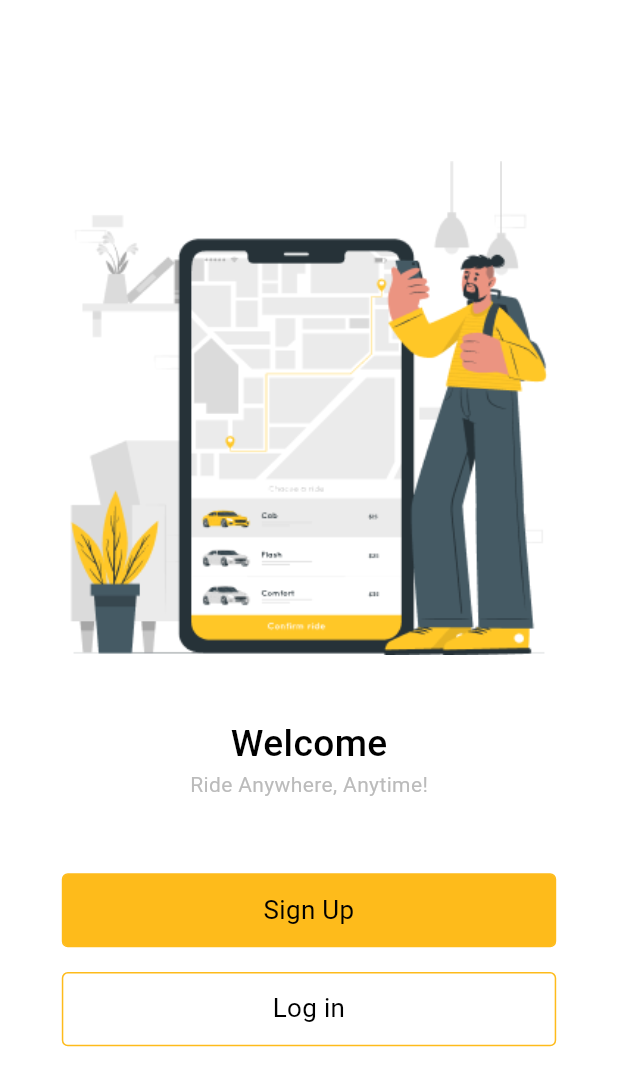
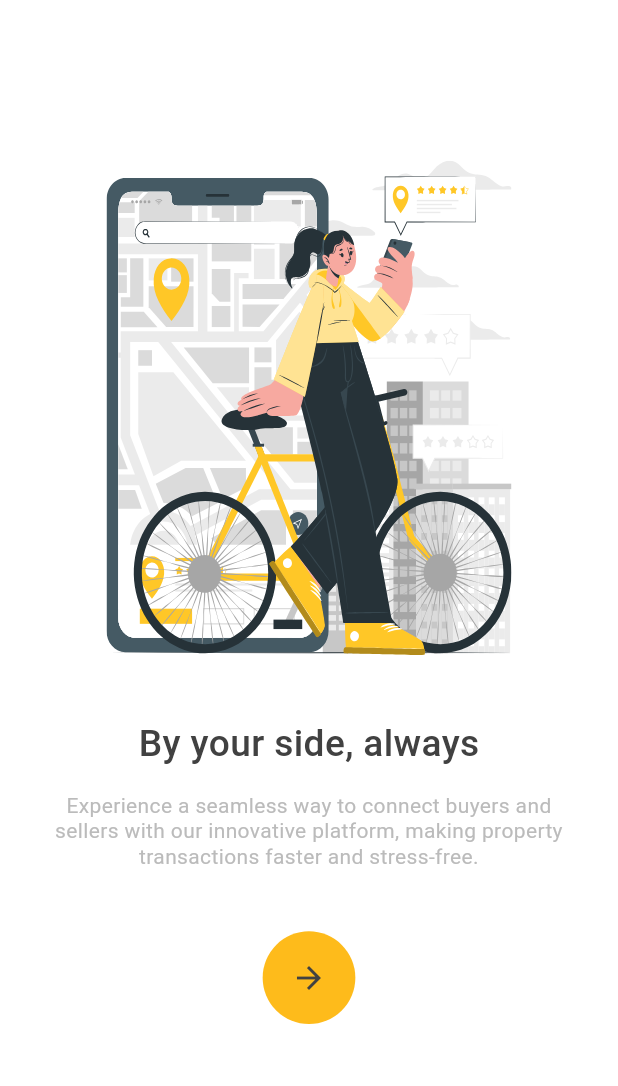
Before and after one commit to Cyber-Nut/GoSri, a Flutter app: the screen it shows after launch, on a phone screen of 412 x 824 dp. Shown: the top 1086 px of the screen. Run offline on Flutter 3.47's test engine with Material 3 defaults, Android fonts, the phone set to English and light mode, and no system bars; our stand-ins replace dropdown_textfield, flutter_svg, pinput, roundcheckbox.

Commit message:
Added the intro pages

```diff
--- a/lib/presentation/authentication_screens/set_password_screen.dart
+++ b/lib/presentation/authentication_screens/set_password_screen.dart
@@ -129,8 +129,7 @@ class __SetPasswordScreenState extends State<SetPasswordScreen> {
                       height: MediaQuery.of(context).size.height * 0.055,
                       width: MediaQuery.of(context).size.width * 0.9,
                       decoration: BoxDecoration(
-                        border:
-                            Border.all(color: AppColors.surface, width: 0.7),
+                        border: Border.all(color: AppColors.surface, width: 1),
                         borderRadius: BorderRadius.circular(3),
                       ),
                       child: TextFormField(
--- a/lib/presentation/authentication_screens/signin_screen.dart
+++ b/lib/presentation/authentication_screens/signin_screen.dart
@@ -1,4 +1,3 @@
-import 'package:fancy_password_field/fancy_password_field.dart';
 import 'package:flutter/material.dart';
 import 'package:gosri/widgets/colors.dart';
 import 'package:gosri/widgets/custom_button.dart';
--- a/lib/presentation/authentication_screens/welcome_screen.dart
+++ b/lib/presentation/authentication_screens/welcome_screen.dart
@@ -1,4 +1,5 @@
 import 'package:flutter/material.dart';
+import 'package:flutter_svg/flutter_svg.dart';
 import 'package:gosri/routes/app_routes.dart';
 import 'package:gosri/widgets/colors.dart';
 import 'package:gosri/widgets/custom_button.dart';
@@ -38,8 +39,8 @@ class _WelcomeScreenState extends State<WelcomeScreen> {
                   decoration: BoxDecoration(
                       // color: Colors.red,
                       ),
-                  child: Image.asset(
-                    'assets/images/welcome.png',
+                  child: SvgPicture.asset(
+                    'assets/images/welcome.svg',
                     fit: BoxFit.contain,
                   )),
             ),
--- /dev/null
+++ b/lib/presentation/intro_screens/by_your_side_screen.dart
@@ -0,0 +1,100 @@
+import 'package:flutter/material.dart';
+import 'package:flutter_svg/flutter_svg.dart';
+import 'package:gosri/routes/app_routes.dart';
+
+import '../../widgets/colors.dart';
+
+class ByYourSideScreen extends StatefulWidget {
+  const ByYourSideScreen({super.key});
+
+  @override
+  State<ByYourSideScreen> createState() => _ByYourSideScreenState();
+}
+
+class _ByYourSideScreenState extends State<ByYourSideScreen> {
+  @override
+  Widget build(BuildContext context) {
+    return SafeArea(
+        child: Scaffold(
+      body: Padding(
+        padding: const EdgeInsets.all(8.0),
+        child: Column(
+          mainAxisAlignment: MainAxisAlignment.center,
+          crossAxisAlignment: CrossAxisAlignment.center,
+          children: [
+            Center(
+              child: Container(
+                  width: MediaQuery.of(context).size.width * 0.9,
+                  height: MediaQuery.of(context).size.height * 0.4,
+                  decoration: BoxDecoration(
+                      // color: Colors.red,
+                      ),
+                  child: SvgPicture.asset(
+                    'assets/images/intro1.svg',
+                    fit: BoxFit.contain,
+                  )),
+            ),
+            SizedBox(
+              height: MediaQuery.of(context).size.height * 0.04,
+            ),
+            Center(
+              child: Container(
+                  width: MediaQuery.of(context).size.width * 0.9,
+                  height: MediaQuery.of(context).size.height * 0.3,
+                  decoration: BoxDecoration(
+                      // color: Colors.blue,
+                      ),
+                  child: Padding(
+                    padding: const EdgeInsets.all(8.0),
+                    child: Column(
+                      crossAxisAlignment: CrossAxisAlignment.center,
+                      children: [
+                        Text('By your side, always',
+                            style: TextStyle(
+                                fontSize:
+                                    MediaQuery.of(context).size.height * 0.03,
+                                fontWeight: FontWeight.w500,
+                                color: AppColors.error)),
+                        SizedBox(
+                          height: MediaQuery.of(context).size.height * 0.01,
+                        ),
+                        SizedBox(
+                          width: MediaQuery.of(context).size.width * 0.9,
+                          child: Padding(
+                              padding: const EdgeInsets.all(8.0),
+                              child: Text(
+                                'Experience a seamless way to connect buyers and sellers with our innovative platform, making property transactions faster and stress-free.',
+                                textAlign: TextAlign.center,
+                                style: TextStyle(
+                                    color: AppColors.surface, height: 1.2),
+                              )),
+                        ),
+                        SizedBox(
+                          height: MediaQuery.of(context).size.height * 0.04,
+                        ),
+                        GestureDetector(
+                          onTap: () => Navigator.pushNamed(
+                              context, AppRoutes.atAnyMomentScreen),
+                          child: Container(
+                            height: MediaQuery.of(context).size.height * 0.075,
+                            width: MediaQuery.of(context).size.height * 0.075,
+                            decoration: BoxDecoration(
+                              borderRadius: BorderRadius.circular(50),
+                              color: AppColors.primary,
+                            ),
+                            child: Icon(
+                              Icons.arrow_forward,
+                              color: AppColors.error,
+                            ),
+                          ),
+                        )
+                      ],
+                    ),
+                  )),
+            ),
+          ],
+        ),
+      ),
+    ));
+  }
+}
--- a/lib/routes/app_routes.dart
+++ b/lib/routes/app_routes.dart
@@ -1,6 +1,9 @@
 import 'package:flutter/material.dart';
 import 'package:gosri/presentation/authentication_screens/choose_role_screen.dart';
 import 'package:gosri/presentation/authentication_screens/set_newpassword_screen.dart';
+import 'package:gosri/presentation/intro_screens/at_any_moment_screen.dart';
+import 'package:gosri/presentation/intro_screens/book_your_ride_screen.dart';
+import 'package:gosri/presentation/intro_screens/by_your_side_screen.dart';
 
 import '../presentation/authentication_screens/otp_screen.dart';
 import '../presentation/authentication_screens/set_password_screen.dart';
@@ -23,7 +26,14 @@ class AppRoutes {
       '/lib/presentation/authentication_screens/set_password_screen.dart';
   static const String setNewPasswordScreen =
       'lib/presentation/authentication_screens/set_newpassword_screen.dart';
-  static const String initialRoute = '/welcome';
+  static const String byYourSideScreen =
+      'lib/presentation/intro_screens/by_your_side_screen.dart';
+  static const String atAnyMomentScreen =
+      'lib/presentation/intro_screens/at_any_moment_screen.dart';
+  static const String bookYourRideScreen =
+      'lib/presentation/intro_screens/book_your_ride_screen.dart';
+  static const String initialRoute =
+      'lib/presentation/intro_screens/by_your_side_screen.dart';
 
   static Map<String, WidgetBuilder> routes = {
     roleScreen: (context) => ChooseRoleScreen(),
@@ -33,6 +43,9 @@ class AppRoutes {
     otpScreen: (context) => OtpScreen(),
     setPasswordScreen: (context) => SetPasswordScreen(),
     setNewPasswordScreen: (context) => SetNewPasswordScreen(),
-    initialRoute: (context) => WelcomeScreen(),
+    byYourSideScreen: (context) => ByYourSideScreen(),
+    atAnyMomentScreen: (context) => AtAnyMomentScreen(),
+    bookYourRideScreen: (context) => BookYourRideScreen(),
+    initialRoute: (context) => ByYourSideScreen(),
   };
 }
--- a/pubspec.yaml
+++ b/pubspec.yaml
@@ -69,7 +69,7 @@ flutter:
   assets:
       - assets/images/googleLogo.png
       - assets/images/metaLogo.png
-      - assets/images/welcome.png
+      - assets/images/welcome.svg
       - assets/images/facebookIcon.png
       - assets/images/intro1.svg
       - assets/images/intro2.svg
```
Also changed, not shown: lib/presentation/intro_screens/at_any_moment_screen.dart (added, +100 -0 lines), lib/presentation/intro_screens/book_your_ride_screen.dart (added, +106 -0 lines), assets/images/welcome.png (deleted), assets/images/welcome.svg (added).
